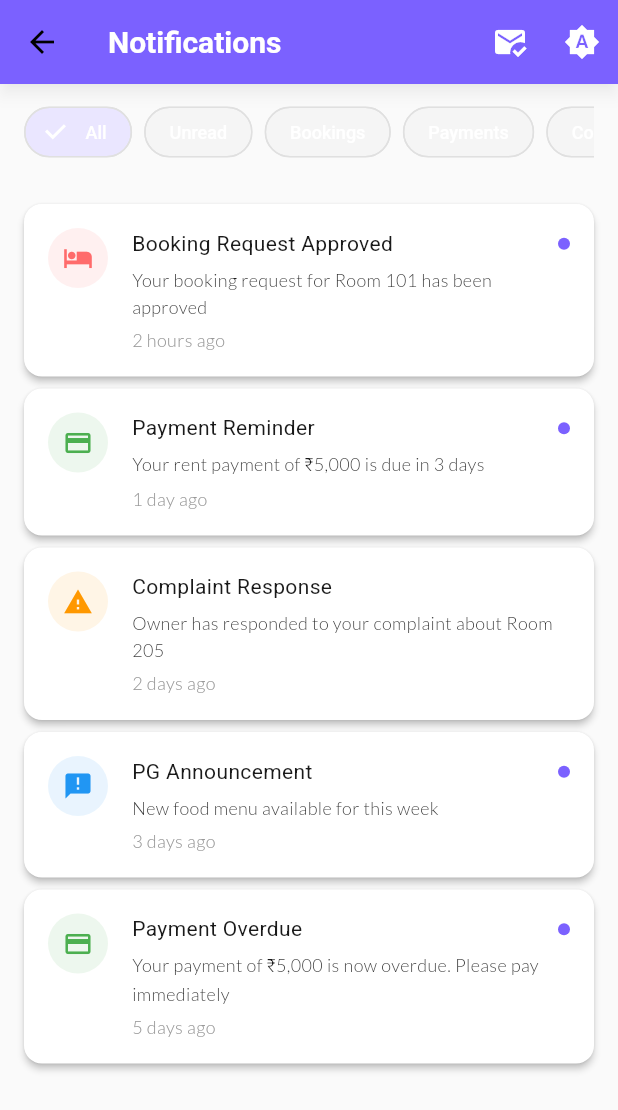
After one commit to bantirathodtech/atitia, a Flutter app: the GuestNotificationsScreen screen opened by its route, on a phone screen of 412 x 824 dp. The commit adds this screen. Shown: the top 1110 px of the screen. Run offline on Flutter 3.47's test engine with Material 3 defaults, Android fonts, the phone set to English and light mode, and no system bars; our stand-ins replace cached_network_image, cloud_firestore, cloud_functions, connectivity_plus, equatable, firebase_analytics and 15 more; missing offline and left inert: encrypt, firebase_app_check, firebase_performance, google_sign_in_all_platforms; accounts and stored records are empty; statements that could not run were skipped; project files that could hold a hidden picture were left out.

Commit message:
feat(guest): improve settings, notifications, and profile screens
- Update guest settings to match owner settings (same features: Payment Reminders)
- Create guest-specific notifications screen with guest notification types:
  * Booking updates (approvals, status changes)
  * Payment reminders (due dates, overdue)
  * Complaint responses (owner responses)
  * PG updates (announcements, availability)
- Add back button to guest profile screen (like notifications and settings)
- Update app router to use GuestNotificationsScreen instead of generic NotificationsScreen
- Guest notifications now have proper filtering: All, Unread, Bookings, Payments, Complaints, PG Updates

```diff
--- a/lib/core/navigation/app_router.dart
+++ b/lib/core/navigation/app_router.dart
@@ -16,6 +16,7 @@ import '../../../feature/guest_dashboard/profile/view/screens/guest_profile_scre
 import '../../../feature/guest_dashboard/settings/view/screens/guest_settings_screen.dart';
 import '../../../feature/guest_dashboard/help/view/screens/guest_help_screen.dart';
 import '../../../common/widgets/notifications/notifications_screen.dart';
+import '../../../feature/guest_dashboard/notifications/view/screens/guest_notifications_screen.dart';
 import '../../../feature/owner_dashboard/foods/view/screens/owner_food_management_screen.dart';
 import '../../../feature/owner_dashboard/guests/view/screens/owner_guest_management_screen.dart';
 import '../../../feature/owner_dashboard/mypg/presentation/screens/owner_pg_management_screen.dart';
@@ -174,7 +175,7 @@ class AppRouter {
           GoRoute(
             path: 'notifications',
             name: AppRoutes.guestNotifications,
-            builder: (context, state) => const NotificationsScreen(),
+            builder: (context, state) => const GuestNotificationsScreen(),
           ),
           // Room/Bed Management Route
           GoRoute(
--- /dev/null
+++ b/lib/feature/guest_dashboard/notifications/view/screens/guest_notifications_screen.dart
@@ -0,0 +1,302 @@
+// ============================================================================
+// Guest Notifications Screen
+// ============================================================================
+// Notifications screen for guest users with guest-specific notification types
+// ============================================================================
+
+import 'package:flutter/material.dart';
+
+import '../../../../../common/styles/colors.dart';
+import '../../../../../common/styles/spacing.dart';
+import '../../../../../common/widgets/app_bars/adaptive_app_bar.dart';
+import '../../../../../common/widgets/drawers/guest_drawer.dart';
+import '../../../../../common/widgets/text/body_text.dart';
+import '../../../../../common/widgets/text/caption_text.dart';
+import '../../../../../common/widgets/cards/adaptive_card.dart';
+import '../../../../../common/widgets/indicators/empty_state.dart';
+import '../../../../../common/widgets/chips/filter_chip.dart';
+
+/// Notifications screen for guests
+class GuestNotificationsScreen extends StatefulWidget {
+  const GuestNotificationsScreen({super.key});
+
+  @override
+  State<GuestNotificationsScreen> createState() =>
+      _GuestNotificationsScreenState();
+}
+
+class _GuestNotificationsScreenState extends State<GuestNotificationsScreen> {
+  String _selectedFilter = 'All';
+
+  // Sample notifications data based on guest usage
+  final List<Map<String, dynamic>> _notifications = [
+    {
+      'id': '1',
+      'title': 'Booking Request Approved',
+      'body': 'Your booking request for Room 101 has been approved',
+      'type': 'booking',
+      'timestamp': DateTime.now().subtract(const Duration(hours: 2)),
+      'read': false,
+    },
+    {
+      'id': '2',
+      'title': 'Payment Reminder',
+      'body': 'Your rent payment of ₹5,000 is due in 3 days',
+      'type': 'payment',
+      'timestamp': DateTime.now().subtract(const Duration(days: 1)),
+      'read': false,
+    },
+    {
+      'id': '3',
+      'title': 'Complaint Response',
+      'body': 'Owner has responded to your complaint about Room 205',
+      'type': 'complaint',
+      'timestamp': DateTime.now().subtract(const Duration(days: 2)),
+      'read': true,
+    },
+    {
+      'id': '4',
+      'title': 'PG Announcement',
+      'body': 'New food menu available for this week',
+      'type': 'pg_update',
+      'timestamp': DateTime.now().subtract(const Duration(days: 3)),
+      'read': false,
+    },
+    {
+      'id': '5',
+      'title': 'Payment Overdue',
+      'body': 'Your payment of ₹5,000 is now overdue. Please pay immediately',
+      'type': 'payment',
+      'timestamp': DateTime.now().subtract(const Duration(days: 5)),
+      'read': false,
+    },
+  ];
+
+  @override
+  Widget build(BuildContext context) {
+    final filteredNotifications = _getFilteredNotifications();
+
+    return Scaffold(
+      appBar: AdaptiveAppBar(
+        title: 'Notifications',
+        actions: [
+          IconButton(
+            icon: const Icon(Icons.mark_email_read),
+            onPressed: _markAllAsRead,
+            tooltip: 'Mark all as read',
+          ),
+        ],
+      ),
+      drawer: const GuestDrawer(),
+      body: Column(
+        children: [
+          _buildFilterChips(),
+          Expanded(
+            child: filteredNotifications.isEmpty
+                ? EmptyState(
+                    icon: Icons.notifications_none,
+                    title: 'No Notifications',
+                    message: 'You don\'t have any notifications yet.',
+                  )
+                : ListView.builder(
+                    padding: const EdgeInsets.all(AppSpacing.paddingM),
+                    itemCount: filteredNotifications.length,
+                    itemBuilder: (context, index) {
+                      final notification = filteredNotifications[index];
+                      return _buildNotificationCard(notification);
+                    },
+                  ),
+          ),
+        ],
+      ),
+    );
+  }
+
+  Widget _buildFilterChips() {
+    return Container(
+      padding: const EdgeInsets.symmetric(
+        horizontal: AppSpacing.paddingM,
+        vertical: AppSpacing.paddingS,
+      ),
+      child: SingleChildScrollView(
+        scrollDirection: Axis.horizontal,
+        child: Row(
+          children: [
+            _buildFilterChip('All'),
+            const SizedBox(width: AppSpacing.paddingS),
+            _buildFilterChip('Unread'),
+            const SizedBox(width: AppSpacing.paddingS),
+            _buildFilterChip('Bookings'),
+            const SizedBox(width: AppSpacing.paddingS),
+            _buildFilterChip('Payments'),
+            const SizedBox(width: AppSpacing.paddingS),
+            _buildFilterChip('Complaints'),
+            const SizedBox(width: AppSpacing.paddingS),
+            _buildFilterChip('PG Updates'),
+          ],
+        ),
+      ),
+    );
+  }
+
+  Widget _buildFilterChip(String label) {
+    final isSelected = _selectedFilter == label;
+    return FilterChip(
+      label: Text(label),
+      selected: isSelected,
+      onSelected: (selected) {
+        setState(() {
+          _selectedFilter = label;
+        });
+      },
+    );
+  }
+
+  List<Map<String, dynamic>> _getFilteredNotifications() {
+    if (_selectedFilter == 'All') {
+      return _notifications;
+    } else if (_selectedFilter == 'Unread') {
+      return _notifications.where((n) => !(n['read'] as bool)).toList();
+    } else if (_selectedFilter == 'Bookings') {
+      return _notifications
+          .where((n) => n['type'] == 'booking')
+          .toList();
+    } else if (_selectedFilter == 'Payments') {
+      return _notifications
+          .where((n) => n['type'] == 'payment')
+          .toList();
+    } else if (_selectedFilter == 'Complaints') {
+      return _notifications
+          .where((n) => n['type'] == 'complaint')
+          .toList();
+    } else if (_selectedFilter == 'PG Updates') {
+      return _notifications
+          .where((n) => n['type'] == 'pg_update')
+          .toList();
+    }
+    return _notifications;
+  }
+
+  Widget _buildNotificationCard(Map<String, dynamic> notification) {
+    final isUnread = !(notification['read'] as bool);
+    final timestamp = notification['timestamp'] as DateTime;
+    final type = notification['type'] as String;
+
+    return Padding(
+      padding: const EdgeInsets.only(bottom: AppSpacing.paddingS),
+      child: AdaptiveCard(
+        padding: const EdgeInsets.all(AppSpacing.paddingM),
+        onTap: () {
+          setState(() {
+            notification['read'] = true;
+          });
+        },
+        child: Row(
+          crossAxisAlignment: CrossAxisAlignment.start,
+          children: [
+            Container(
+              width: 40,
+              height: 40,
+              decoration: BoxDecoration(
+                color: _getNotificationColor(type).withValues(alpha: 0.1),
+                shape: BoxShape.circle,
+              ),
+              child: Icon(
+                _getNotificationIcon(type),
+                color: _getNotificationColor(type),
+                size: 20,
+              ),
+            ),
+            const SizedBox(width: AppSpacing.paddingM),
+            Expanded(
+              child: Column(
+                crossAxisAlignment: CrossAxisAlignment.start,
+                children: [
+                  Row(
+                    children: [
+                      Expanded(
+                        child: BodyText(
+                          text: notification['title'] as String,
+                          medium: true,
+                        ),
+                      ),
+                      if (isUnread)
+                        Container(
+                          width: 8,
+                          height: 8,
+                          decoration: const BoxDecoration(
+                            color: AppColors.primary,
+                            shape: BoxShape.circle,
+                          ),
+                        ),
+                    ],
+                  ),
+                  const SizedBox(height: 4),
+                  CaptionText(text: notification['body'] as String),
+                  const SizedBox(height: 4),
+                  CaptionText(
+                    text: _formatTimestamp(timestamp),
+                    color: AppColors.textTertiary,
+                  ),
+                ],
+              ),
+            ),
+          ],
+        ),
+      ),
+    );
+  }
+
+  Color _getNotificationColor(String type) {
+    switch (type) {
+      case 'booking':
+        return AppColors.secondary;
+      case 'payment':
+        return Colors.green;
+      case 'complaint':
+        return Colors.orange;
+      case 'pg_update':
+        return Colors.blue;
+      default:
+        return AppColors.primary;
+    }
+  }
+
+  IconData _getNotificationIcon(String type) {
+    switch (type) {
+      case 'booking':
+        return Icons.hotel;
+      case 'payment':
+        return Icons.payment;
+      case 'complaint':
+        return Icons.report_problem;
+      case 'pg_update':
+        return Icons.announcement;
+      default:
+        return Icons.notifications;
+    }
+  }
+
+  String _formatTimestamp(DateTime timestamp) {
+    final now = DateTime.now();
+    final difference = now.difference(timestamp);
+
+    if (difference.inDays > 0) {
+      return '${difference.inDays} day${difference.inDays > 1 ? 's' : ''} ago';
+    } else if (difference.inHours > 0) {
+      return '${difference.inHours} hour${difference.inHours > 1 ? 's' : ''} ago';
+    } else if (difference.inMinutes > 0) {
+      return '${difference.inMinutes} minute${difference.inMinutes > 1 ? 's' : ''} ago';
+    } else {
+      return 'Just now';
+    }
+  }
+
+  void _markAllAsRead() {
+    setState(() {
+      for (var notification in _notifications) {
+        notification['read'] = true;
+      }
+    });
+  }
+}
--- a/lib/feature/guest_dashboard/profile/view/screens/guest_profile_screen.dart
+++ b/lib/feature/guest_dashboard/profile/view/screens/guest_profile_screen.dart
@@ -395,7 +395,7 @@ class _GuestProfileScreenState extends State<GuestProfileScreen> {
             tooltip: 'Save Profile',
           ),
         ],
-        showBackButton: false,
+        showBackButton: true, // Enable back button like notifications and settings
         showThemeToggle: true, // Enable theme toggle
       ),
 
--- a/lib/feature/guest_dashboard/settings/view/screens/guest_settings_screen.dart
+++ b/lib/feature/guest_dashboard/settings/view/screens/guest_settings_screen.dart
@@ -66,8 +66,8 @@ class GuestSettingsScreen extends StatelessWidget {
                 const SizedBox(height: AppSpacing.paddingS),
                 _buildSwitchTile(
                   context,
-                  title: 'Booking Updates',
-                  subtitle: 'Get updates about your bookings',
+                  title: 'Payment Reminders',
+                  subtitle: 'Get reminders for pending payments',
                   value: true,
                   onChanged: (value) {},
                 ),
```
